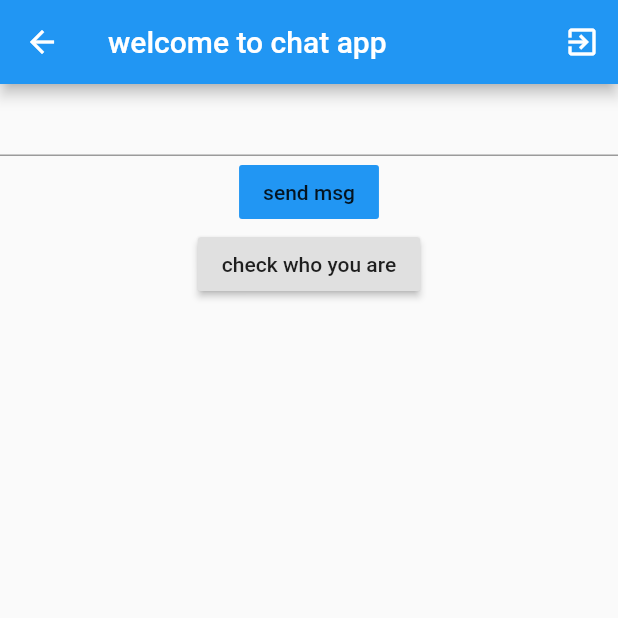
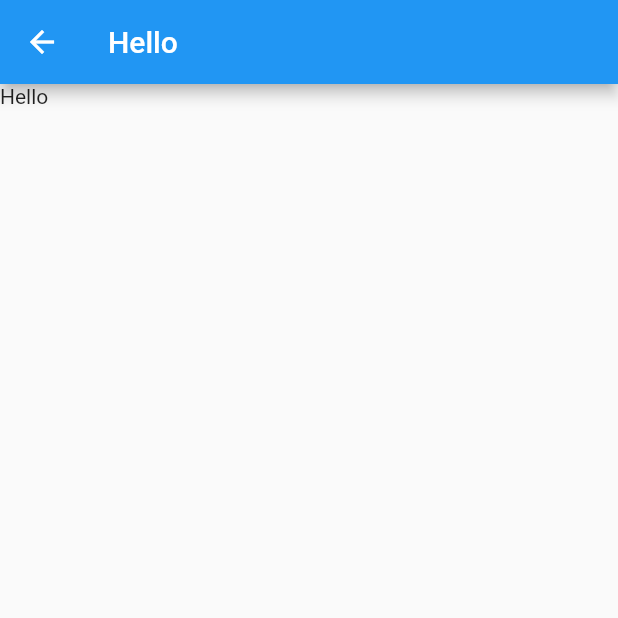
Before and after one commit to ShirshaDatta/Firebase-App, a Flutter app: the MyChat screen opened by its route, on a phone screen of 412 x 824 dp, the top half of it. Run offline on Flutter 3.47's test engine with Material 2 defaults, Android fonts, the phone set to English and light mode, and no system bars; our stand-ins replace cloud_firestore, firebase_auth, firebase_core, modal_progress_hud, toast; accounts and stored records are empty.

Commit message:
chat updates

```diff
--- a/lib/screens/chat.dart
+++ b/lib/screens/chat.dart
@@ -1,7 +1,6 @@
 import 'package:cloud_firestore/cloud_firestore.dart';
 import 'package:firebase_auth/firebase_auth.dart';
 import 'package:flutter/material.dart';
-import 'package:toast/toast.dart';
 
 class MyChat extends StatefulWidget {
   @override
@@ -9,52 +8,18 @@ class MyChat extends StatefulWidget {
 }
 
 class _MyChatState extends State<MyChat> {
-   String msg;
-   var fs = FirebaseFirestore.instance;
-
-  var authc = FirebaseAuth.instance;
   @override
   Widget build(BuildContext context) {
     return Scaffold(
-      appBar: AppBar(title: Text("welcome to chat app"),
-      actions: <Widget> [IconButton(icon :
-      Icon(Icons.exit_to_app),
-        onPressed: ()async{
-        print("signout");
-        await authc.signOut();
-        Toast.show("signing out", context, duration: Toast.LENGTH_SHORT , gravity:  Toast.BOTTOM);
-        Navigator.pushNamed(context, "login");
-      })
-      ],
+      appBar: AppBar(title: Text("Hello"),
       ),
-      body: Column(
+      body: Container(child: Column(
         children: <Widget>[
-          TextField( onChanged: (value) {
-            msg = value;
-          },),
-          FlatButton(onPressed: () async{
-              print(msg);
-              var msgdoc = await fs.collection("chat").get();
-              print(msgdoc);
-          },
-          child: Text("send msg"),
-          color: Colors.blue,
-          hoverColor: Colors.blueGrey,),
-          RaisedButton(onPressed: (){
-            try{
-            var user =authc.currentUser;
-            print(user);
-            String username = user.email.toString();
-            Toast.show(username, context, duration: Toast.LENGTH_LONG , gravity:  Toast.BOTTOM);
-            }catch(e){
-              String error = e.toString();
-              Toast.show(error, context, duration: Toast.LENGTH_LONG , gravity:  Toast.BOTTOM);
-              print(e);
-            }
-          },
-          child: Text("check who you are"),),
+          Text("Hello"),
         ],
+      )
       ),
+
     );
   }
 }
--- a/lib/screens/reg.dart
+++ b/lib/screens/reg.dart
@@ -1,5 +1,3 @@
-//import 'dart:math';
-
 import 'package:firebase_auth/firebase_auth.dart';
 import 'package:flutter/material.dart';
 import 'package:toast/toast.dart';
```
Also changed, not shown: assets/chat1.PNG (added), assets/home page1.PNG (added), assets/login page 1.PNG (added), pubspec.lock, 1 other file.
